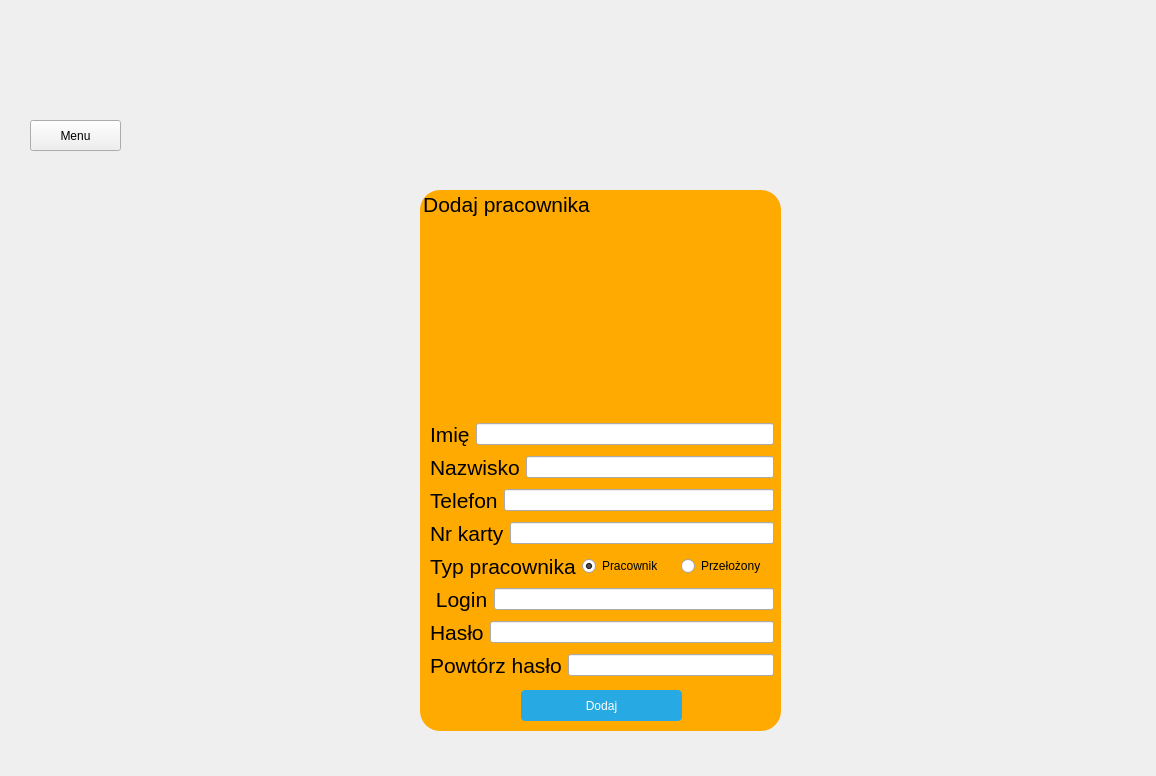
The window that regworktime.ui (Vicx95/regworktime) describes before a commit, drawn with Qt 5.
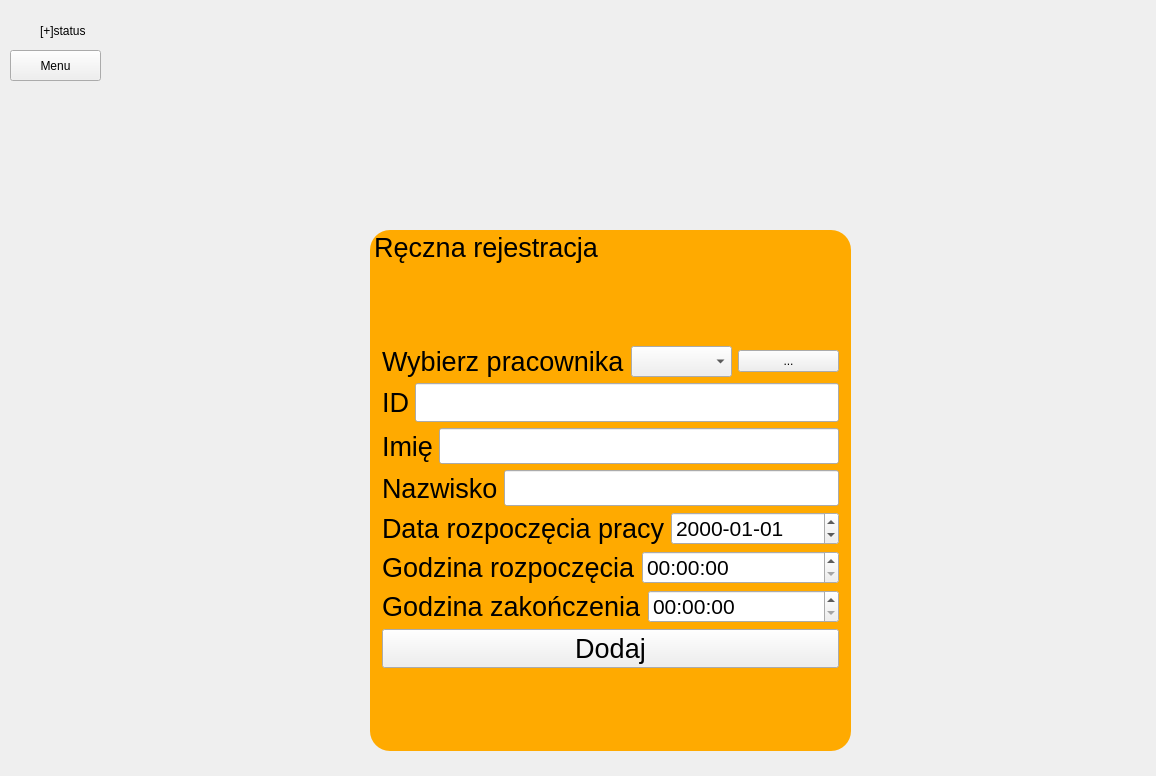
The same window after the commit. Icons and pictures are not drawn.

Commit message: making a manual register form

Diff of the .ui file:
```diff
--- a/regworktime.ui
+++ b/regworktime.ui
@@ -33,7 +33,7 @@
 }</string>
    </property>
    <property name="currentIndex">
-    <number>2</number>
+    <number>7</number>
    </property>
    <widget class="QWidget" name="loginPage">
     <widget class="QWidget" name="securityIcon" native="true">
@@ -620,19 +620,6 @@
       </property>
      </widget>
     </widget>
-    <widget class="QPushButton" name="backtoMenufromaddEmployee">
-     <property name="geometry">
-      <rect>
-       <x>30</x>
-       <y>20</y>
-       <width>91</width>
-       <height>31</height>
-      </rect>
-     </property>
-     <property name="text">
-      <string>Menu</string>
-     </property>
-    </widget>
    </widget>
    <widget class="QWidget" name="editemployeePage">
     <widget class="QGroupBox" name="formEditemployee">
@@ -1176,18 +1163,239 @@
 }</string>
      </property>
     </widget>
-    <widget class="QPushButton" name="backToMenuFromReport">
+   </widget>
+   <widget class="QWidget" name="manualregisterPage">
+    <widget class="QGroupBox" name="manualRegisterForm">
      <property name="geometry">
       <rect>
-       <x>30</x>
-       <y>20</y>
-       <width>80</width>
-       <height>21</height>
+       <x>370</x>
+       <y>130</y>
+       <width>481</width>
+       <height>521</height>
       </rect>
      </property>
-     <property name="text">
-      <string>Menu</string>
+     <property name="font">
+      <font>
+       <pointsize>20</pointsize>
+      </font>
      </property>
+     <property name="styleSheet">
+      <string notr="true">#manualRegisterForm{
+	background:rgb(255,170,0);
+	border-radius: 20px;
+	
+}</string>
+     </property>
+     <property name="title">
+      <string>Ręczna rejestracja</string>
+     </property>
+     <layout class="QVBoxLayout" name="verticalLayout_9">
+      <item>
+       <layout class="QVBoxLayout" name="verticalLayout_10">
+        <item>
+         <layout class="QHBoxLayout" name="horizontalLayout_23">
+          <item>
+           <widget class="QLabel" name="getEmployeeLabel">
+            <property name="font">
+             <font>
+              <pointsize>20</pointsize>
+             </font>
+            </property>
+            <property name="text">
+             <string>Wybierz pracownika</string>
+            </property>
+           </widget>
+          </item>
+          <item>
+           <widget class="QComboBox" name="manualRegisterGetEmployeeList">
+            <property name="font">
+             <font>
+              <pointsize>14</pointsize>
+             </font>
+            </property>
+           </widget>
+          </item>
+          <item>
+           <widget class="QPushButton" name="GetEmployeeListManualRegister">
+            <property name="text">
+             <string>...</string>
+            </property>
+           </widget>
+          </item>
+         </layout>
+        </item>
+        <item>
+         <layout class="QHBoxLayout" name="horizontalLayout_24">
+          <item>
+           <widget class="QLabel" name="label_10">
+            <property name="font">
+             <font>
+              <pointsize>20</pointsize>
+             </font>
+            </property>
+            <property name="text">
+             <string>ID</string>
+            </property>
+           </widget>
+          </item>
+          <item>
+           <widget class="QLineEdit" name="manualRegisterId">
+            <property name="font">
+             <font>
+              <pointsize>20</pointsize>
+             </font>
+            </property>
+           </widget>
+          </item>
+         </layout>
+        </item>
+        <item>
+         <layout class="QHBoxLayout" name="horizontalLayout_25">
+          <item>
+           <widget class="QLabel" name="label_11">
+            <property name="font">
+             <font>
+              <pointsize>20</pointsize>
+             </font>
+            </property>
+            <property name="text">
+             <string>Imię</string>
+            </property>
+           </widget>
+          </item>
+          <item>
+           <widget class="QLineEdit" name="manualRegisterName">
+            <property name="font">
+             <font>
+              <pointsize>18</pointsize>
+             </font>
+            </property>
+           </widget>
+          </item>
+         </layout>
+        </item>
+        <item>
+         <layout class="QHBoxLayout" name="horizontalLayout_26">
+          <item>
+           <widget class="QLabel" name="label_12">
+            <property name="font">
+             <font>
+              <pointsize>20</pointsize>
+             </font>
+            </property>
+            <property name="text">
+             <string>Nazwisko</string>
+            </property>
+           </widget>
+          </item>
+          <item>
+           <widget class="QLineEdit" name="manualRegisterSurname">
+            <property name="font">
+             <font>
+              <pointsize>18</pointsize>
+             </font>
+            </property>
+           </widget>
+          </item>
+         </layout>
+        </item>
+        <item>
+         <layout class="QHBoxLayout" name="horizontalLayout_27">
+          <item>
+           <widget class="QLabel" name="workStartDatelabel_2">
+            <property name="font">
+             <font>
+              <pointsize>20</pointsize>
+             </font>
+            </property>
+            <property name="text">
+             <string>Data rozpoczęcia pracy</string>
+            </property>
+           </widget>
+          </item>
+          <item>
+           <widget class="QDateEdit" name="workstartDatemanualRegister">
+            <property name="font">
+             <font>
+              <pointsize>16</pointsize>
+             </font>
+            </property>
+            <property name="displayFormat">
+             <string>yyyy-MM-dd</string>
+            </property>
+           </widget>
+          </item>
+         </layout>
+        </item>
+        <item>
+         <layout class="QHBoxLayout" name="horizontalLayout_28">
+          <item>
+           <widget class="QLabel" name="label_13">
+            <property name="font">
+             <font>
+              <pointsize>20</pointsize>
+             </font>
+            </property>
+            <property name="text">
+             <string>Godzina rozpoczęcia</string>
+            </property>
+           </widget>
+          </item>
+          <item>
+           <widget class="QTimeEdit" name="workstartTimemanualRegister">
+            <property name="font">
+             <font>
+              <pointsize>16</pointsize>
+             </font>
+            </property>
+           </widget>
+          </item>
+         </layout>
+        </item>
+        <item>
+         <layout class="QHBoxLayout" name="horizontalLayout_29">
+          <item>
+           <widget class="QLabel" name="label_14">
+            <property name="font">
+             <font>
+              <pointsize>20</pointsize>
+             </font>
+            </property>
+            <property name="text">
+             <string>Godzina zakończenia</string>
+            </property>
+           </widget>
+          </item>
+          <item>
+           <widget class="QTimeEdit" name="workendTimemanualRegister">
+            <property name="font">
+             <font>
+              <pointsize>16</pointsize>
+             </font>
+            </property>
+           </widget>
+          </item>
+         </layout>
+        </item>
+        <item>
+         <layout class="QHBoxLayout" name="horizontalLayout_30">
+          <item>
+           <widget class="QPushButton" name="addManualRegister">
+            <property name="font">
+             <font>
+              <pointsize>20</pointsize>
+             </font>
+            </property>
+            <property name="text">
+             <string>Dodaj</string>
+            </property>
+           </widget>
+          </item>
+         </layout>
+        </item>
+       </layout>
+      </item>
+     </layout>
     </widget>
    </widget>
   </widget>
@@ -1202,6 +1410,32 @@
    </property>
    <widget class="QWidget" name="dockWidgetContents"/>
   </widget>
+  <widget class="QLabel" name="loginStatus">
+   <property name="geometry">
+    <rect>
+     <x>40</x>
+     <y>20</y>
+     <width>201</width>
+     <height>21</height>
+    </rect>
+   </property>
+   <property name="text">
+    <string>[+]status</string>
+   </property>
+  </widget>
+  <widget class="QPushButton" name="backtoMenu">
+   <property name="geometry">
+    <rect>
+     <x>10</x>
+     <y>50</y>
+     <width>91</width>
+     <height>31</height>
+    </rect>
+   </property>
+   <property name="text">
+    <string>Menu</string>
+   </property>
+  </widget>
  </widget>
  <resources>
   <include location="resources.qrc"/>
```
Left out of the diff: 49 changed lines with no effect on the pictures. The commit also changes 8 other files.
